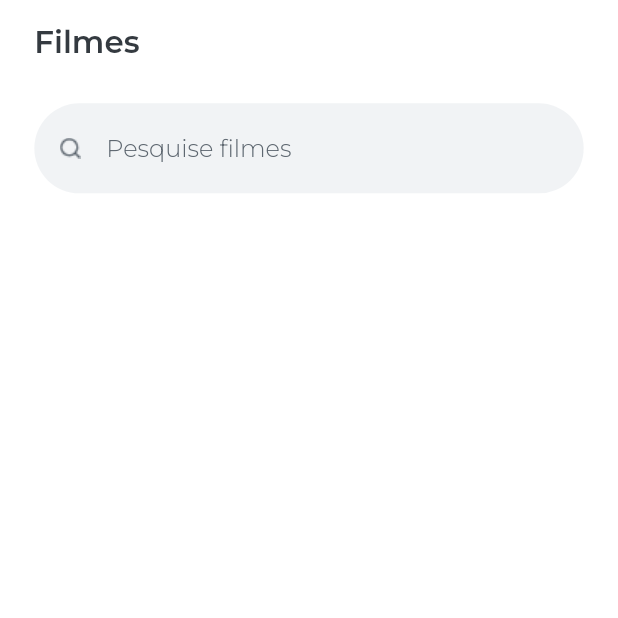
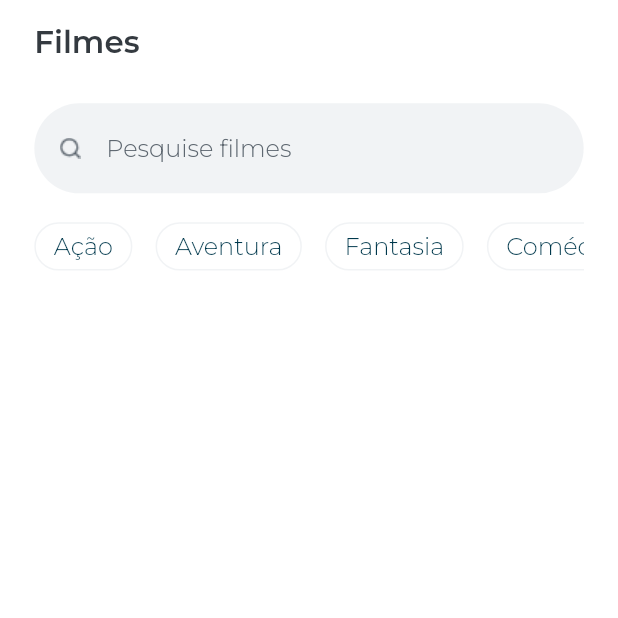
Before and after one commit to joaovirgili/app_movies, a Flutter app: the screen it shows after launch, on a phone screen of 412 x 824 dp, the top half of it. Run offline on Flutter 3.47's test engine with Material 2 defaults, Android fonts, the phone set to English and light mode, and no system bars; our stand-ins replace dio, flutter_mobx, flutter_modular, flutter_screenutil, google_fonts, mobx; generated files the repository leaves out were written again.

Commit message:
Build GenreListView with mocked state management

```diff
--- a/lib/ui/modules/home/home_page.dart
+++ b/lib/ui/modules/home/home_page.dart
@@ -1,9 +1,12 @@
 import 'package:flutter/material.dart';
+import 'package:flutter_mobx/flutter_mobx.dart';
 import 'package:flutter_modular/flutter_modular.dart';
 import 'package:flutter_screenutil/flutter_screenutil.dart';
 
 import '../../shared/assets.dart';
+import '../../shared/components/space_x_widget.dart';
 import '../../shared/components/space_y_widget.dart';
+import 'components/genre_badge_widget.dart';
 import 'home_controller.dart';
 
 class HomePage extends StatefulWidget {
@@ -37,6 +40,18 @@ class _HomePageState extends ModularState<HomePage, HomeController> {
                       prefixIcon: Image.asset(AppAssets.search),
                     ),
                   ),
+                  SpaceY(15),
+                  Observer(builder: (_) {
+                    return SizedBox(
+                      height: 25.h,
+                      child: AnimatedSwitcher(
+                        duration: const Duration(milliseconds: 250),
+                        child: controller.isLoadingGenre
+                            ? _buildGenreLoading()
+                            : _buildGenreListView(),
+                      ),
+                    );
+                  }),
                 ],
               ),
             ),
@@ -45,4 +60,25 @@ class _HomePageState extends ModularState<HomePage, HomeController> {
       ),
     );
   }
+
+  Container _buildGenreLoading() => Container(); // TODO
+
+  ListView _buildGenreListView() {
+    return ListView.separated(
+      scrollDirection: Axis.horizontal,
+      itemBuilder: (context, i) {
+        final currentGenre = controller.genreList[i];
+
+        return Observer(builder: (_) {
+          return GenreBadgeWidget(
+            label: '${currentGenre.name}',
+            onTap: () => controller.setSelectedGenre(currentGenre),
+            isSelected: controller.isGenreSelected(currentGenre),
+          );
+        });
+      },
+      separatorBuilder: (context, i) => SpaceX(12),
+      itemCount: controller.genreList.length,
+    );
+  }
 }
```
Also changed, not shown: lib/ui/modules/home/home_controller.dart (+35 -3 lines), lib/ui/modules/home/home_controller.g.dart.
